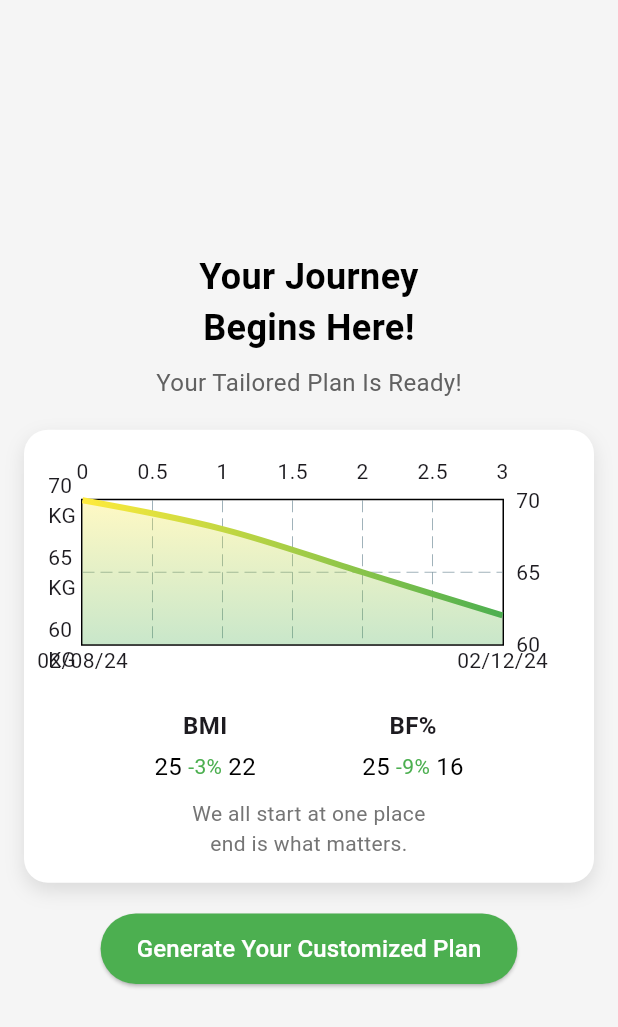
After one commit to PramudithaWeerakoon/HND_FINAL_HOME-COUCH, a Flutter app: the CustomizedPlanScreen screen opened directly, on a phone screen of 412 x 824 dp. The commit adds this screen. Shown: the top 1027 px of the screen. Run offline on Flutter 3.47's test engine with Material 3 defaults, Android fonts, the phone set to English and light mode, and no system bars; drawn by our look-alikes of fl_chart; our stand-ins replace camera, curved_navigation_bar, font_awesome_flutter.

Commit message:
ayesh error fix

```diff
--- a/q1/lib/pages/q18.dart
+++ b/q1/lib/pages/q18.dart
@@ -2,6 +2,7 @@ import 'dart:async';
 import 'package:flutter/material.dart';
 import 'package:intl/intl.dart';
 import 'package:q1/widgets/gradient_background.dart';
+import 'q19.dart';
 
 class SelectDate extends StatefulWidget {
   const SelectDate({super.key});
@@ -121,7 +122,7 @@ class _FitnessGoalPageState extends State<SelectDate> {
                 onPressed: () {
                   Navigator.push(
                     context,
-                    MaterialPageRoute(builder: (context) => const NextPage()),
+                    MaterialPageRoute(builder: (context) => CustomizedPlanScreen()),
                   );
                 },
                 child: const Icon(Icons.arrow_forward, color: Colors.white),
--- /dev/null
+++ b/q1/lib/pages/q19.dart
@@ -0,0 +1,178 @@
+import 'package:flutter/material.dart';
+import 'package:fl_chart/fl_chart.dart';
+
+class CustomizedPlanScreen extends StatelessWidget {
+  @override
+  Widget build(BuildContext context) {
+    return Scaffold(
+      backgroundColor: Colors.grey[100],
+      body: Padding(
+        padding: const EdgeInsets.symmetric(horizontal: 16.0),
+        child: Column(
+          mainAxisAlignment: MainAxisAlignment.center,
+          children: [
+            Text(
+              "Your Journey\nBegins Here!",
+              textAlign: TextAlign.center,
+              style: TextStyle(
+                fontSize: 24,
+                fontWeight: FontWeight.bold,
+                color: Colors.black,
+              ),
+            ),
+            SizedBox(height: 8),
+            Text(
+              "Your Tailored Plan Is Ready!",
+              style: TextStyle(
+                fontSize: 16,
+                color: Colors.grey[700],
+              ),
+            ),
+            SizedBox(height: 20),
+            Container(
+              padding: EdgeInsets.all(16),
+              decoration: BoxDecoration(
+                color: Colors.white,
+                borderRadius: BorderRadius.circular(16),
+                boxShadow: [
+                  BoxShadow(
+                    color: Colors.grey.withOpacity(0.3),
+                    blurRadius: 10,
+                    offset: Offset(0, 5),
+                  ),
+                ],
+              ),
+              child: Column(
+                children: [
+                  // Actual Line Chart
+                  Container(
+                    height: 150,
+                    child: LineChart(
+                      LineChartData(
+                        minX: 0,
+                        maxX: 3,
+                        minY: 60,
+                        maxY: 70,
+                        titlesData: FlTitlesData(
+                          bottomTitles: AxisTitles(
+                            sideTitles: SideTitles(
+                              showTitles: true,
+                              interval: 1,
+                              getTitlesWidget: (value, meta) {
+                                switch (value.toInt()) {
+                                  case 0:
+                                    return Text("02/08/24");
+                                  case 3:
+                                    return Text("02/12/24");
+                                  default:
+                                    return Text("");
+                                }
+                              },
+                            ),
+                          ),
+                          leftTitles: AxisTitles(
+                            sideTitles: SideTitles(
+                              showTitles: true,
+                              interval: 5,
+                              getTitlesWidget: (value, meta) {
+                                return Text("${value.toInt()} KG");
+                              },
+                            ),
+                          ),
+                        ),
+                        lineBarsData: [
+                          LineChartBarData(
+                            spots: [
+                              FlSpot(0, 70),
+                              FlSpot(1, 68),
+                              FlSpot(2, 65),
+                              FlSpot(3, 62),
+                            ],
+                            isCurved: true,
+                            colors: [Colors.yellow, Colors.green],
+                            barWidth: 4,
+                            belowBarData: BarAreaData(
+                              show: true,
+                              colors: [
+                                Colors.yellow.withOpacity(0.3),
+                                Colors.green.withOpacity(0.3),
+                              ],
+                              gradientFrom: Offset(0, 0),
+                              gradientTo: Offset(0, 1),
+                            ),
+                            dotData: FlDotData(show: false),
+                          ),
+                        ],
+                      ),
+                    ),
+                  ),
+                  SizedBox(height: 20),
+                  Row(
+                    mainAxisAlignment: MainAxisAlignment.spaceEvenly,
+                    children: [
+                      _buildStatColumn("BMI", "25", "-3%", "22"),
+                      _buildStatColumn("BF%", "25", "-9%", "16"),
+                    ],
+                  ),
+                  SizedBox(height: 10),
+                  Text(
+                    "We all start at one place\nend is what matters.",
+                    textAlign: TextAlign.center,
+                    style: TextStyle(
+                      color: Colors.grey[600],
+                      fontSize: 14,
+                    ),
+                  ),
+                ],
+              ),
+            ),
+            SizedBox(height: 20),
+            ElevatedButton(
+              style: ElevatedButton.styleFrom(
+                padding: EdgeInsets.symmetric(horizontal: 24, vertical: 12),
+                backgroundColor: Colors.green,
+                shape: RoundedRectangleBorder(
+                  borderRadius: BorderRadius.circular(24),
+                ),
+              ),
+              onPressed: () {
+                // Handle button press
+              },
+              child: Text(
+                "Generate Your Customized Plan",
+                style: TextStyle(fontSize: 16, color: Colors.white),
+              ),
+            ),
+          ],
+        ),
+      ),
+    );
+  }
+
+  Widget _buildStatColumn(
+      String title, String start, String change, String end) {
+    return Column(
+      children: [
+        Text(title,
+            style: TextStyle(fontSize: 16, fontWeight: FontWeight.bold)),
+        SizedBox(height: 4),
+        Row(
+          children: [
+            Text(start, style: TextStyle(fontSize: 16, color: Colors.black)),
+            SizedBox(width: 4),
+            Text(
+              change,
+              style: TextStyle(fontSize: 14, color: Colors.green),
+            ),
+            SizedBox(width: 4),
+            Text(end, style: TextStyle(fontSize: 16, color: Colors.black)),
+          ],
+        ),
+      ],
+    );
+  }
+}
+
+void main() => runApp(MaterialApp(
+      home: CustomizedPlanScreen(),
+    ));
```
